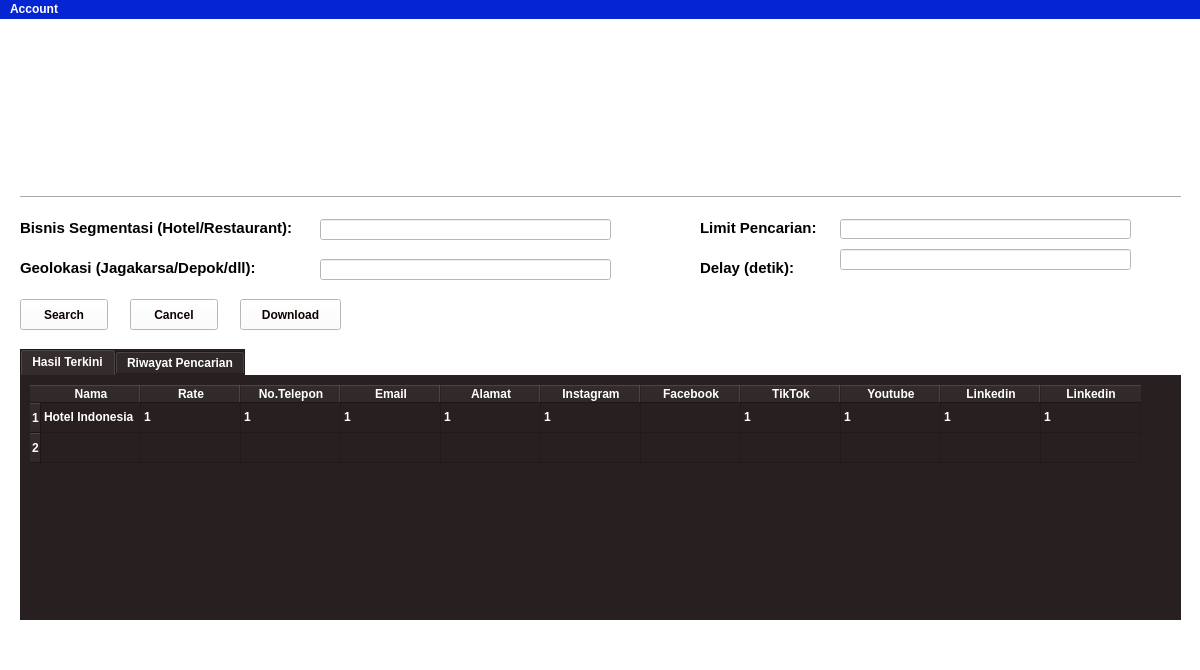
This is form.ui in RP-Guruh/lead_generator_py_qt as Qt 5 draws it before an edit. The edited form follows.
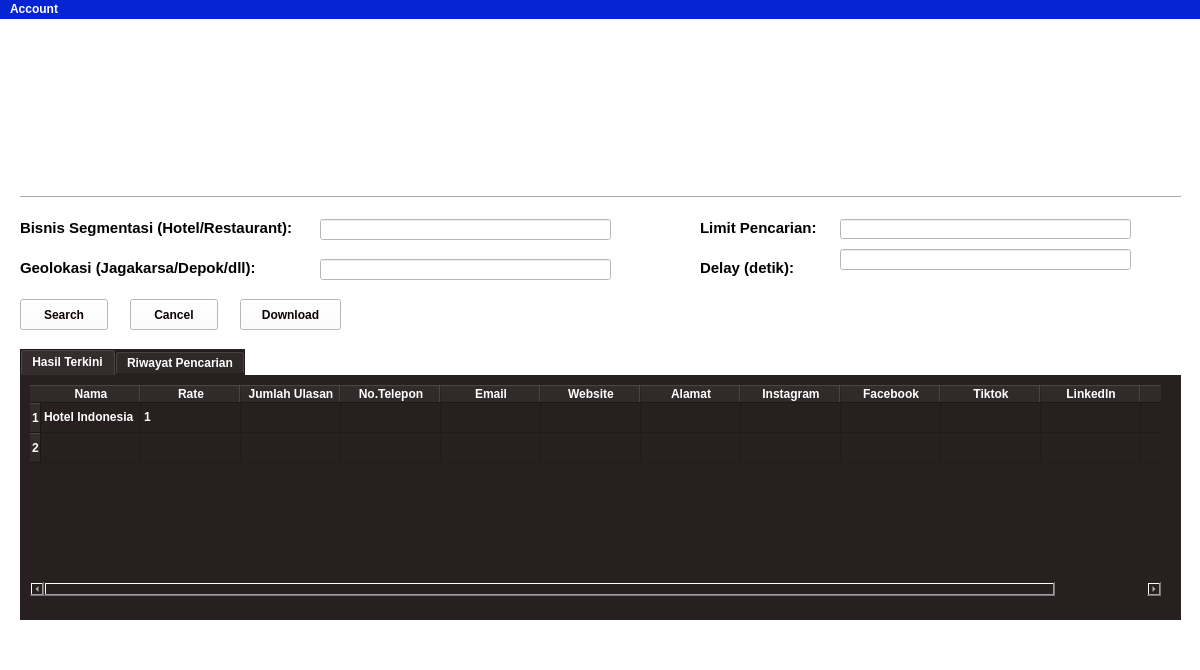
This is the edited form. Icons and pictures are not drawn.

```diff
--- a/form.ui
+++ b/form.ui
@@ -299,6 +299,11 @@
         <string>Rate</string>
        </property>
       </column>
+      <column>
+       <property name="text">
+        <string>Jumlah Ulasan</string>
+       </property>
+      </column>
       <column>
        <property name="text">
         <string>No.Telepon</string>
@@ -309,6 +314,11 @@
         <string>Email</string>
        </property>
       </column>
+      <column>
+       <property name="text">
+        <string>Website</string>
+       </property>
+      </column>
       <column>
        <property name="text">
         <string>Alamat</string>
@@ -326,7 +336,12 @@
       </column>
       <column>
        <property name="text">
-        <string>TikTok</string>
+        <string>Tiktok</string>
+       </property>
+      </column>
+      <column>
+       <property name="text">
+        <string>Linkedln</string>
        </property>
       </column>
       <column>
@@ -334,16 +349,6 @@
         <string>Youtube</string>
        </property>
       </column>
-      <column>
-       <property name="text">
-        <string>Linkedin</string>
-       </property>
-      </column>
-      <column>
-       <property name="text">
-        <string>Linkedin</string>
-       </property>
-      </column>
       <item row="0" column="0">
        <property name="text">
         <string>Hotel Indonesia</string>
@@ -354,51 +359,6 @@
         <string>1</string>
        </property>
       </item>
-      <item row="0" column="2">
-       <property name="text">
-        <string>1</string>
-       </property>
-      </item>
-      <item row="0" column="3">
-       <property name="text">
-        <string>1</string>
-       </property>
-      </item>
-      <item row="0" column="4">
-       <property name="text">
-        <string>1</string>
-       </property>
-      </item>
-      <item row="0" column="5">
-       <property name="text">
-        <string>1</string>
-       </property>
-      </item>
-      <item row="0" column="6">
-       <property name="text">
-        <string/>
-       </property>
-      </item>
-      <item row="0" column="7">
-       <property name="text">
-        <string>1</string>
-       </property>
-      </item>
-      <item row="0" column="8">
-       <property name="text">
-        <string>1</string>
-       </property>
-      </item>
-      <item row="0" column="9">
-       <property name="text">
-        <string>1</string>
-       </property>
-      </item>
-      <item row="0" column="10">
-       <property name="text">
-        <string>1</string>
-       </property>
-      </item>
       <item row="1" column="0">
        <property name="text">
         <string/>
```
Left out of the diff: 2 changed lines with no effect on the pictures.
